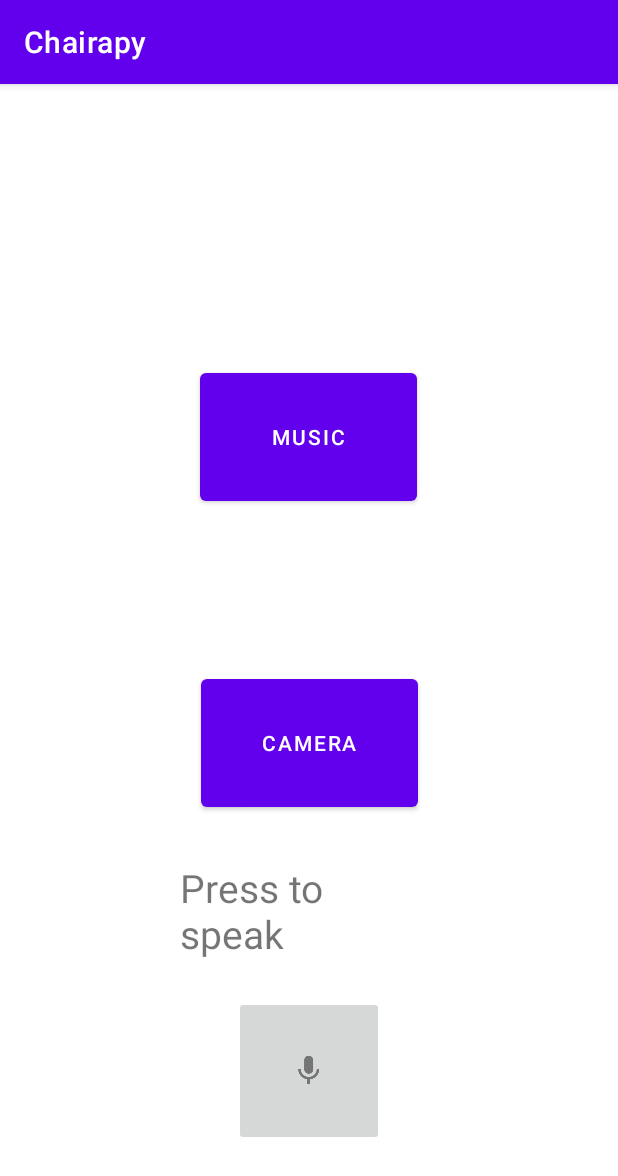
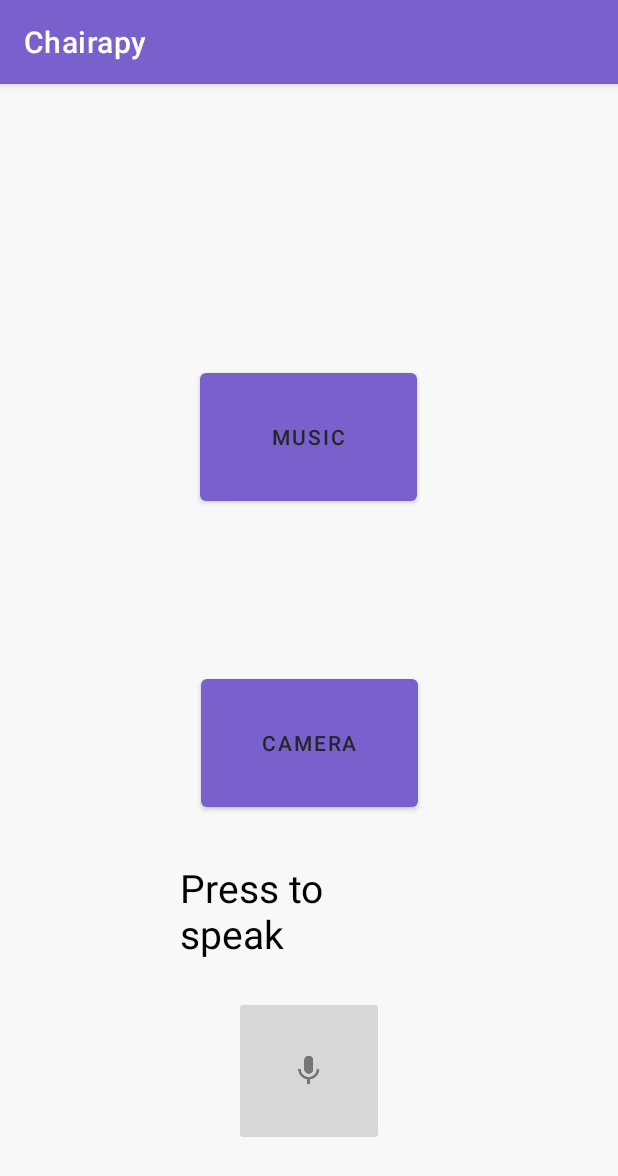
Before and after one commit to alexshaoo/Chairapy, an Android app: the screen it shows after launch (MainActivity), on a phone screen of 412 x 824 dp. Shown: the top 1176 px of the screen. Run offline under Robolectric (Android 15) with nearby library versions, the light colour scheme and no system bars.

Commit message:
update theme

```diff
--- a/android/app/src/main/res/values-night/themes.xml
+++ b/android/app/src/main/res/values-night/themes.xml
@@ -2,15 +2,15 @@
     <!-- Base application theme. -->
     <style name="Theme.Chairapy" parent="Theme.MaterialComponents.DayNight.DarkActionBar">
         <!-- Primary brand color. -->
-        <item name="colorPrimary">@color/purple_200</item>
-        <item name="colorPrimaryVariant">@color/purple_700</item>
-        <item name="colorOnPrimary">@color/black</item>
+        <item name="colorPrimary">@color/purple0</item>
+        <item name="colorOnPrimary">@color/dark</item>
         <!-- Secondary brand color. -->
-        <item name="colorSecondary">@color/teal_200</item>
-        <item name="colorSecondaryVariant">@color/teal_200</item>
-        <item name="colorOnSecondary">@color/black</item>
+        <item name="colorSecondary">@color/blue0</item>
+        <item name="colorOnSecondary">@color/dark</item>
         <!-- Status bar color. -->
-        <item name="android:statusBarColor" tools:targetApi="l">?attr/colorPrimaryVariant</item>
+        <item name="android:statusBarColor" tools:targetApi="l">?attr/colorPrimary</item>
         <!-- Customize your theme here. -->
+        <item name="android:textColor">@color/light0</item>
+        <item name="android:windowBackground">@color/dark</item>
     </style>
 </resources>
--- a/android/app/src/main/res/values/colors.xml
+++ b/android/app/src/main/res/values/colors.xml
@@ -1,5 +1,18 @@
 <?xml version="1.0" encoding="utf-8"?>
 <resources>
+    <!-- current colors
+    X is the color for light mode
+    X0 is the same color tuned for dark mode
+    -->
+    <color name="purple">#7A60CC</color>
+    <color name="purple0">#B79EF2</color>
+    <color name="blue">#0D73D1</color>
+    <color name="blue0">#89C4FA</color>
+    <color name="light">#F8F8F8</color>
+    <color name="light0">#E0E0E0</color>
+    <color name="dark">#262626</color>
+
+    <!-- old colors -->
     <color name="purple_200">#FFBB86FC</color>
     <color name="purple_500">#FF6200EE</color>
     <color name="purple_700">#FF3700B3</color>
--- a/android/app/src/main/res/values/themes.xml
+++ b/android/app/src/main/res/values/themes.xml
@@ -2,15 +2,15 @@
     <!-- Base application theme. -->
     <style name="Theme.Chairapy" parent="Theme.MaterialComponents.DayNight.DarkActionBar">
         <!-- Primary brand color. -->
-        <item name="colorPrimary">@color/purple_500</item>
-        <item name="colorPrimaryVariant">@color/purple_700</item>
-        <item name="colorOnPrimary">@color/white</item>
+        <item name="colorPrimary">@color/purple</item>
+        <item name="colorOnPrimary">@color/dark</item>
         <!-- Secondary brand color. -->
-        <item name="colorSecondary">@color/teal_200</item>
-        <item name="colorSecondaryVariant">@color/teal_700</item>
-        <item name="colorOnSecondary">@color/black</item>
+        <item name="colorSecondary">@color/blue</item>
+        <item name="colorOnSecondary">@color/dark</item>
         <!-- Status bar color. -->
-        <item name="android:statusBarColor" tools:targetApi="l">?attr/colorPrimaryVariant</item>
+        <item name="android:statusBarColor" tools:targetApi="l">?attr/colorPrimary</item>
         <!-- Customize your theme here. -->
+        <item name="android:textColor">@color/black</item>
+        <item name="android:windowBackground">@color/light</item>
     </style>
 </resources>
```
